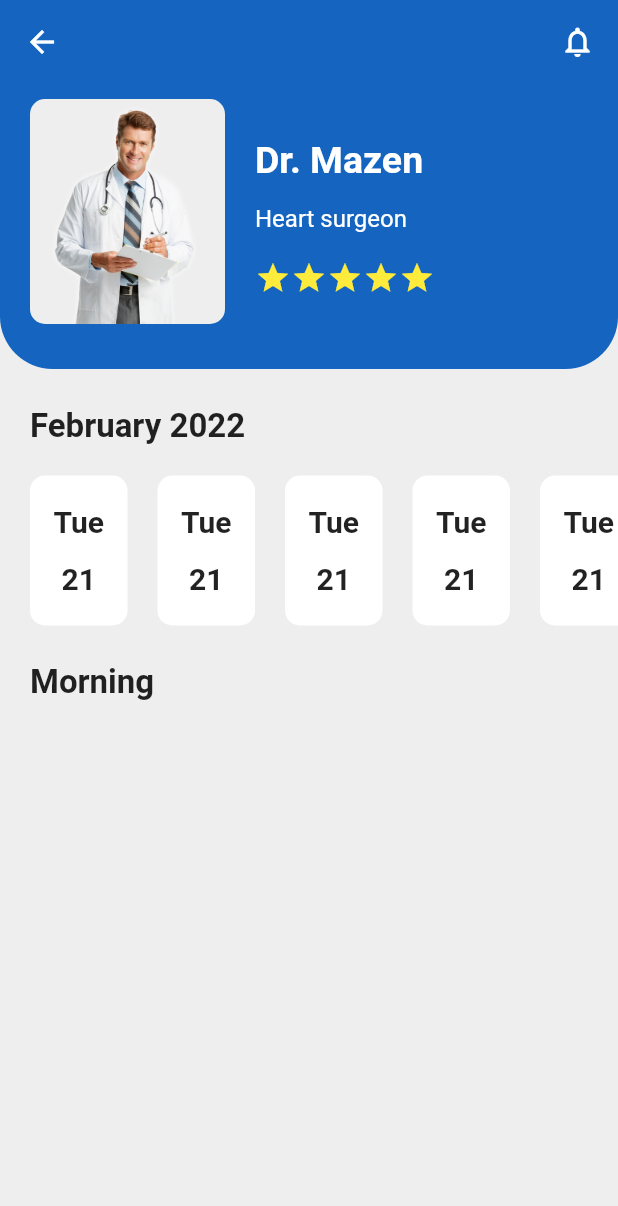
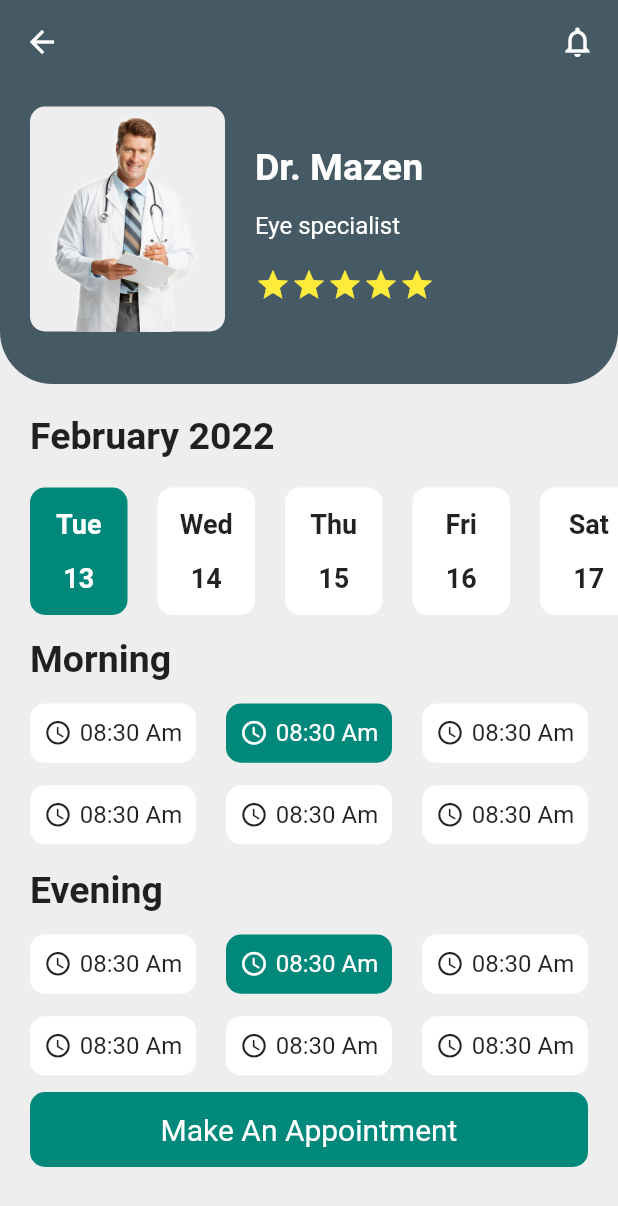
Before and after one commit to Tolbaax/dr_Appointment, a Flutter app: the AppScreen screen opened by its route, on a phone screen of 412 x 824 dp. Shown: the top 1206 px of the screen. Run offline on Flutter 3.47's test engine with Material 2 defaults, Android fonts, the phone set to English and light mode, and no system bars.

Commit message:
Initial commit

```diff
--- /dev/null
+++ b/lib/Model/DataTimeModel.dart
@@ -0,0 +1,10 @@
+
+import 'package:flutter/material.dart';
+
+class DataTimeModel{
+  String? day;
+  int? month;
+  Color? color;
+  Color? textColor;
+  DataTimeModel({this.color,this.day,this.month,this.textColor});
+}
--- /dev/null
+++ b/lib/Model/DrTimeModel.dart
@@ -0,0 +1,10 @@
+
+import 'package:flutter/material.dart';
+
+class DrTimeModel{
+  String? time;
+  Color? color;
+  Color? textColor;
+  Color? iconColor;
+  DrTimeModel({this.time,this.color,this.textColor,this.iconColor});
+}
--- a/lib/View/Screens/AppScreen.dart
+++ b/lib/View/Screens/AppScreen.dart
@@ -1,20 +1,54 @@
 
+import 'package:de_appointment/Model/DrTimeModel.dart';
+import 'package:de_appointment/View/Widgets/DataTimeWidget.dart';
+import 'package:de_appointment/View/Widgets/DrTimeWidget.dart';
 import 'package:flutter/material.dart';
 
+import '../../Model/DataTimeModel.dart';
+
 class AppScreen extends StatefulWidget {
-  const AppScreen({Key? key}) : super(key: key);
+  const AppScreen({Key? key,}) : super(key: key);
   static String id = 'AppScreen';
   @override
   _AppScreenState createState() => _AppScreenState();
 }
 
 class _AppScreenState extends State<AppScreen> {
+  List<DataTimeModel> dataTime = [
+    DataTimeModel(day: 'Tue', month: 13, color: Colors.teal.shade600, textColor: Colors.white),
+    DataTimeModel(day: 'Wed', month: 14, color: Colors.white),
+    DataTimeModel(day: 'Thu', month: 15, color: Colors.white),
+    DataTimeModel(day: 'Fri', month: 16, color: Colors.white),
+    DataTimeModel(day: 'Sat', month: 17, color: Colors.white),
+    DataTimeModel(day: 'Sun', month: 18, color: Colors.white),
+    DataTimeModel(day: 'Mon', month: 19, color: Colors.white),
+  ];
+
+  List<DrTimeModel> morningTime = [
+    DrTimeModel(time: '08:30 Am',color: Colors.white),
+    DrTimeModel(time: '08:30 Am',color: Colors.teal.shade600,textColor: Colors.white,iconColor: Colors.white),
+    DrTimeModel(time: '08:30 Am',color: Colors.white),
+    DrTimeModel(time: '08:30 Am',color: Colors.white),
+    DrTimeModel(time: '08:30 Am',color: Colors.white),
+    DrTimeModel(time: '08:30 Am',color: Colors.white),
+
+  ];
+
+  List<DrTimeModel> eveningTime = [
+    DrTimeModel(time: '08:30 Am',color: Colors.white),
+    DrTimeModel(time: '08:30 Am',color: Colors.teal.shade600,textColor: Colors.white,iconColor: Colors.white),
+    DrTimeModel(time: '08:30 Am',color: Colors.white),
+    DrTimeModel(time: '08:30 Am',color: Colors.white),
+    DrTimeModel(time: '08:30 Am',color: Colors.white),
+    DrTimeModel(time: '08:30 Am',color: Colors.white),
+
+  ];
   @override
   Widget build(BuildContext context) {
     return Scaffold(
       backgroundColor: Colors.grey.shade200,
       appBar: AppBar(
-        backgroundColor: Colors.blue.shade800,
+        backgroundColor: Colors.blueGrey.shade700,
         elevation: 0.0,
         actions: [
           Container(
@@ -26,9 +60,9 @@ class _AppScreenState extends State<AppScreen> {
       body: Column(
         children: [
           Container(
-            height: 190,
+            height: 200,
             decoration: BoxDecoration(
-              color: Colors.blue.shade800,
+              color: Colors.blueGrey.shade700,
               borderRadius: const BorderRadius.only(
                 bottomRight: Radius.circular(35),
                 bottomLeft: Radius.circular(35),
@@ -53,21 +87,27 @@ class _AppScreenState extends State<AppScreen> {
                       padding: EdgeInsets.only(left: 20, bottom: 15),
                       child: Text(
                         'Dr. Mazen',
-                        style: TextStyle(color: Colors.white,fontSize: 25,fontWeight: FontWeight.w700),
+                        style: TextStyle(
+                            color: Colors.white,
+                            fontSize: 25,
+                            fontWeight: FontWeight.w700),
                       ),
                     ),
                     const Padding(
                       padding: EdgeInsets.only(left: 20),
                       child: Text(
-                        'Heart surgeon',
+                        'Eye specialist',
                         style: TextStyle(
-                            color: Colors.white, fontWeight: FontWeight.w400,fontSize: 16),
+                            color: Colors.white,
+                            fontWeight: FontWeight.w400,
+                            fontSize: 16),
                       ),
                     ),
                     Container(
                       height: 30,
                       width: 120,
-                      margin: const EdgeInsets.only(top: 15, left: 20,bottom: 10),
+                      margin:
+                          const EdgeInsets.only(top: 15, left: 20, bottom: 10),
                       child: ListView.builder(
                           itemCount: 5,
                           scrollDirection: Axis.horizontal,
@@ -87,41 +127,77 @@ class _AppScreenState extends State<AppScreen> {
             mainAxisAlignment: MainAxisAlignment.start,
             children: [
               Container(
-                  margin:const EdgeInsets.only(left: 20,top: 25),
-                  child:const Text('February 2022',style: TextStyle(fontSize: 22,fontWeight: FontWeight.w700),)),
+                  margin: const EdgeInsets.only(left: 20, top: 20),
+                  child: const Text(
+                    'February 2022',
+                    style: TextStyle(fontSize: 25, fontWeight: FontWeight.w700),
+                  )),
             ],
           ),
           SizedBox(
-            height: 120,
+            height: 105,
             child: ListView.builder(
-                itemCount: 7,
+                itemCount: dataTime.length,
                 scrollDirection: Axis.horizontal,
                 itemBuilder: (context, index) {
-              return Container(
-                height: 110,width: 65,
-                margin:const EdgeInsets.only(left: 20,top: 20),
-                decoration: BoxDecoration(
-                  borderRadius: BorderRadius.circular(10),
-                  color: Colors.white
-                ),
-                child: Column(
-                  mainAxisAlignment: MainAxisAlignment.center,
-                  children:const[
-                    Text('Tue',style: TextStyle(fontSize: 20,fontWeight: FontWeight.w700),),
-                    SizedBox(height: 15,),
-                    Text('21',style: TextStyle(fontSize: 20,fontWeight: FontWeight.w700))
-                  ],
-                ),
-              );
-            }),
+                  return DataTimeWidget(
+                    dataTime: dataTime[index],
+                  );
+                }),
           ),
           Row(
             mainAxisAlignment: MainAxisAlignment.start,
             children: [
               Container(
-                  margin:const EdgeInsets.only(left: 20,top: 25),
-                  child:const Text('Morning',style: TextStyle(fontSize: 22,fontWeight: FontWeight.w700),)),
+                  margin: const EdgeInsets.only(left: 20, top: 15),
+                  child: const Text(
+                    'Morning',
+                    style: TextStyle(fontSize: 25, fontWeight: FontWeight.w700),
+                  )),
             ],
+          ),
+          Container(
+            height: 110,
+            margin: const EdgeInsets.only(right: 20,),
+            child: GridView.builder(gridDelegate:
+            const SliverGridDelegateWithFixedCrossAxisCount(
+                crossAxisCount: 3,childAspectRatio: 2.4),
+                itemCount: morningTime.length,
+                itemBuilder: (context,index){
+              return DrTimeWidget(drTime: morningTime[index],);
+                })
+          ),
+          Row(
+            mainAxisAlignment: MainAxisAlignment.start,
+            children: [
+              Container(
+                  margin: const EdgeInsets.only(left: 20, top: 15),
+                  child: const Text(
+                    'Evening',
+                    style: TextStyle(fontSize: 25, fontWeight: FontWeight.w700),
+                  )),
+            ],
+          ),
+          Container(
+              height: 110,
+              margin: const EdgeInsets.only(right: 20,),
+              child: GridView.builder(gridDelegate:
+              const SliverGridDelegateWithFixedCrossAxisCount(
+                  crossAxisCount: 3,childAspectRatio: 2.4),
+                  itemCount: eveningTime.length,
+                  itemBuilder: (context,index){
+                    return DrTimeWidget(drTime: eveningTime[index],);
+                  })
+          ),
+          Container(
+            alignment: Alignment.center,
+            height: 50,
+            margin:const EdgeInsets.only(left: 20,right: 20,top: 10),
+            decoration: BoxDecoration(
+              borderRadius: BorderRadius.circular(10),
+              color: Colors.teal.shade600,
+            ),
+            child: const Text('Make An Appointment',style: TextStyle(color: Colors.white,fontSize: 20),),
           ),
         ],
       ),
--- a/lib/View/Screens/HomeScreen.dart
+++ b/lib/View/Screens/HomeScreen.dart
@@ -16,7 +16,7 @@ List<CategoryModel> category = [
       categoryNames: 'Dental',
       drNumber: '20 Doctors'),
   CategoryModel(
-      categoryImageUrl: 'images/heart.png',
+      categoryImageUrl: 'images/Heart.png',
       categoryNames: 'Heart',
       drNumber: '18 Doctors'),
   CategoryModel(
@@ -59,7 +59,7 @@ class _HomeScreenState extends State<HomeScreen> {
   @override
   Widget build(BuildContext context) {
     return Scaffold(
-      backgroundColor: Colors.blue.withAlpha(130),
+      backgroundColor: Colors.blueGrey.shade700,
       appBar: AppBar(
         backgroundColor: Colors.transparent,
         elevation: 0,
--- /dev/null
+++ b/lib/View/Widgets/DataTimeWidget.dart
@@ -0,0 +1,33 @@
+
+import 'package:de_appointment/Model/DataTimeModel.dart';
+import 'package:flutter/material.dart';
+
+class DataTimeWidget extends StatefulWidget {
+  const DataTimeWidget({Key? key,this.dataTime}) : super(key: key);
+  final DataTimeModel? dataTime;
+
+  @override
+  _DataTimeWidgetState createState() => _DataTimeWidgetState();
+}
+
+class _DataTimeWidgetState extends State<DataTimeWidget> {
+  @override
+  Widget build(BuildContext context) {
+    return Container(
+      height: 100,width: 65,
+      margin:const EdgeInsets.only(left: 20,top: 20),
+      decoration: BoxDecoration(
+          borderRadius: BorderRadius.circular(10),
+          color: widget.dataTime!.color
+      ),
+      child: Column(
+        mainAxisAlignment: MainAxisAlignment.center,
+        children:[
+          Text(widget.dataTime!.day!,style:  TextStyle(fontSize: 18,fontWeight: FontWeight.w700,color: widget.dataTime!.textColor),),
+          const SizedBox(height: 15,),
+          Text(widget.dataTime!.month!.toString(),style: TextStyle(fontSize: 18,fontWeight: FontWeight.w700,color: widget.dataTime!.textColor))
+        ],
+      ),
+    );
+  }
+}
--- /dev/null
+++ b/lib/View/Widgets/DrtimeWidget.dart
@@ -0,0 +1,33 @@
+
+import 'package:de_appointment/Model/DrTimeModel.dart';
+import 'package:flutter/material.dart';
+
+class DrTimeWidget extends StatefulWidget {
+  const DrTimeWidget({Key? key,this.drTime}) : super(key: key);
+  final DrTimeModel? drTime;
+  @override
+  _DrTimeWidgetState createState() => _DrTimeWidgetState();
+}
+
+class _DrTimeWidgetState extends State<DrTimeWidget> {
+  @override
+  Widget build(BuildContext context) {
+    return Container(
+      margin:const EdgeInsets.only(left: 20, top: 15),
+      decoration: BoxDecoration(
+        borderRadius: BorderRadius.circular(10),
+        color: widget.drTime!.color,
+      ),
+      child: Row(
+        mainAxisAlignment: MainAxisAlignment.center,
+        children:  [
+           Padding(
+            padding:const EdgeInsets.only(right: 5),
+            child: Icon(Icons.access_time_rounded,color: widget.drTime!.iconColor,size: 19,),
+          ),
+          Text(widget.drTime!.time!,style: TextStyle(color: widget.drTime!.textColor,fontSize: 16),)
+        ],
+      ),
+    );
+  }
+}
--- a/lib/View/Widgets/TopRateWidget.dart
+++ b/lib/View/Widgets/TopRateWidget.dart
@@ -1,3 +1,4 @@
+
 import 'package:de_appointment/Model/TopRateModel.dart';
 import 'package:flutter/material.dart';
 
--- a/pubspec.yaml
+++ b/pubspec.yaml
@@ -63,7 +63,6 @@ flutter:
   assets:
      - images/
      - images/heart.png
-
   # An image asset can refer to one or more resolution-specific "variants", see
   # https://flutter.dev/assets-and-images/#resolution-aware.
 
```
Also changed, not shown: pubspec.lock.
